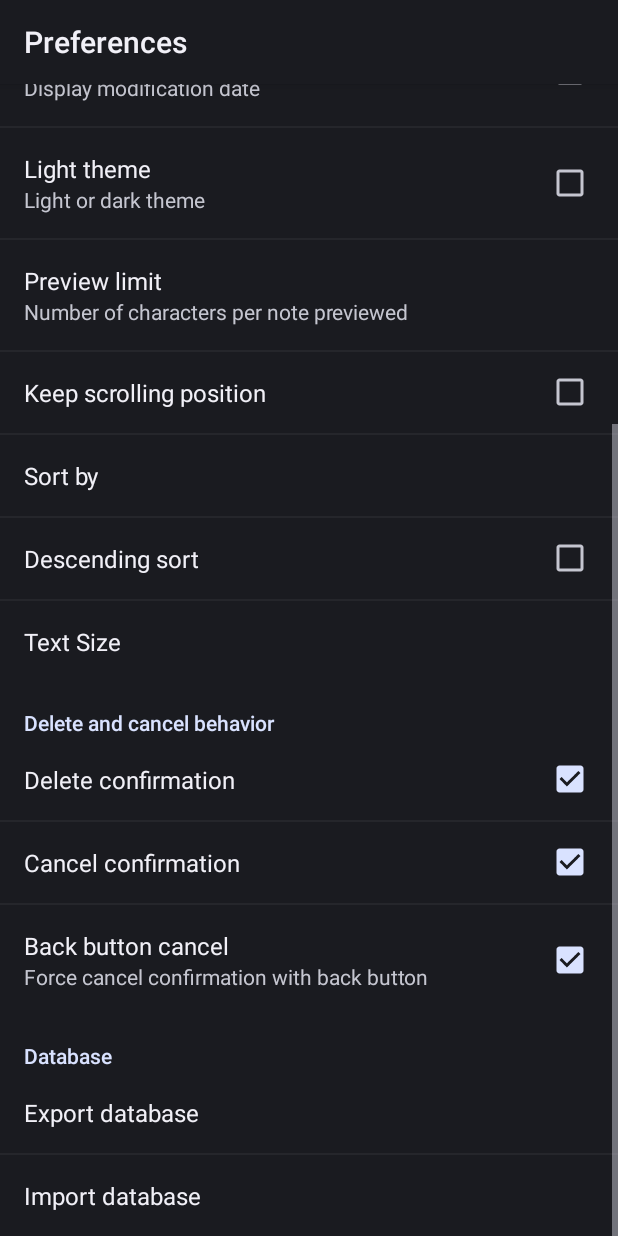
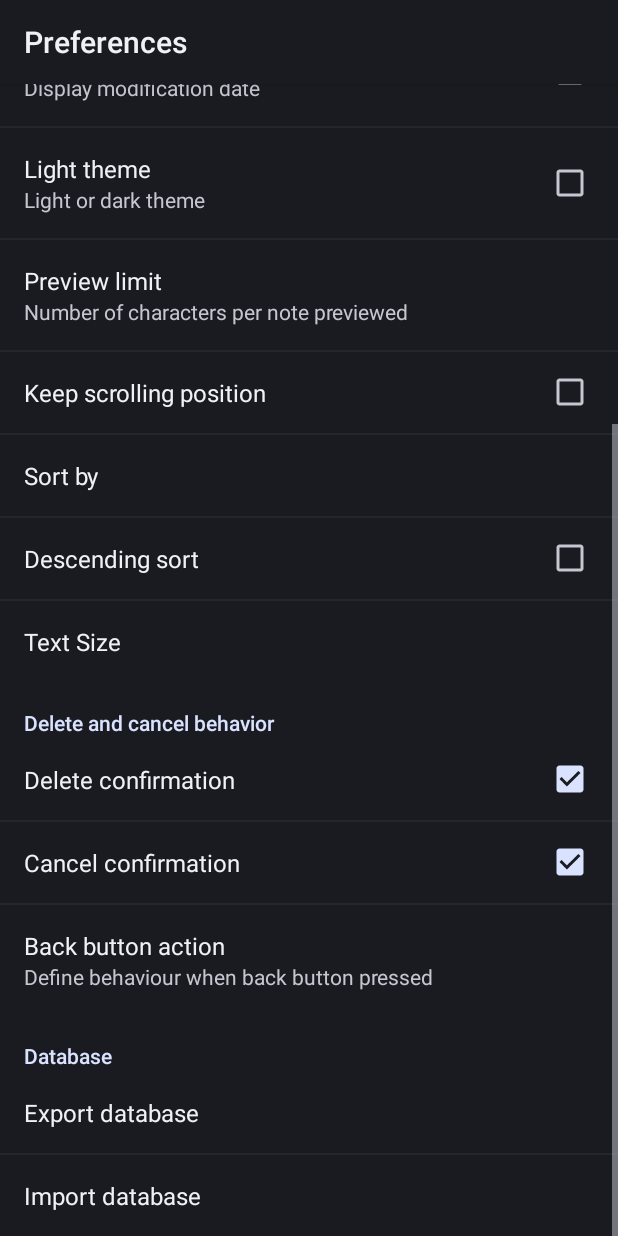
Before and after one commit to Varlorg/uNote, an Android app: the Preference screen opened directly, with no data from a screen before it, scrolled down 537 dp, on a phone screen of 412 x 824 dp. Run offline under Robolectric (Android 15) with nearby library versions, the light colour scheme and no system bars.

Commit message:
Add new action when back button pressed in edition mode
Implements #12

```diff
--- a/app/src/main/java/app/varlorg/unote/NoteEdition.java
+++ b/app/src/main/java/app/varlorg/unote/NoteEdition.java
@@ -195,7 +195,15 @@ public class NoteEdition extends Activity
     @Override
     public void onBackPressed()
     {
-        if ((note.getTag() != null || titre.getTag() != null) && (pref.getBoolean("pref_cancel_back", false) || pref.getBoolean("pref_cancel", false)))
+        //Autosave
+        if ((note.getTag() != null || titre.getTag() != null) && (pref.getString("pref_back_action","0").equals("3")  ))
+        {
+            save(getWindow().getDecorView().getRootView());
+        }
+        // Always cancel confirmation or as return button with confirmation enable
+        if ((note.getTag() != null || titre.getTag() != null) &&
+                (pref.getString("pref_back_action","0").equals("2") ||
+                    (pref.getString("pref_back_action","0").equals("1") && pref.getBoolean("pref_cancel", false))))
         {
             dialogConfirmationExit();
         }
--- a/app/src/main/res/values/array.xml
+++ b/app/src/main/res/values/array.xml
@@ -31,4 +31,16 @@
         <item>3</item>
         <item>4</item>
     </string-array>
+    <string-array name="backButtonAction">
+        <item>As return button</item>
+        <item>Always cancel confirmation</item>
+        <item>Autosave</item>
+        <item>Never cancel confirmation</item>
+    </string-array>
+    <string-array name="backButtonActionValue">
+        <item>1</item>
+        <item>2</item>
+        <item>3</item>
+        <item>4</item>
+    </string-array>
 </resources>
--- a/app/src/main/res/values/strings.xml
+++ b/app/src/main/res/values/strings.xml
@@ -35,8 +35,8 @@
 	<string name="pref_theme_sum">Light or dark theme</string>
 	<string name="pref_delete_confirmation">Delete confirmation</string>
 	<string name="pref_cancel_confirmation">Cancel confirmation</string>
-	<string name="pref_cancel_confirmation_backButton">Back button cancel</string>
-	<string name="pref_cancel_confirmation_backButton_summary">Force cancel confirmation with back button</string>
+	<string name="pref_backButton_action">Back button action</string>
+	<string name="pref_backButton_action_summary">Define behaviour when back button pressed</string>
 	<string name="pref_sort">Descending sort</string>
 	<string name="pref_sort_by">Sort by</string>
 	<string name="pref_text_size">Text Size</string>
--- a/app/src/main/res/xml/preference.xml
+++ b/app/src/main/res/xml/preference.xml
@@ -61,9 +61,11 @@ android:title="@string/preferences">
 	<CheckBoxPreference android:title="@string/pref_cancel_confirmation" android:key="pref_cancel"
 		android:defaultValue="True"
 		/>
-	<CheckBoxPreference android:title="@string/pref_cancel_confirmation_backButton" android:key="pref_cancel_back"
-		android:defaultValue="True"
-		android:summary="@string/pref_cancel_confirmation_backButton_summary"
+	<ListPreference android:title="@string/pref_backButton_action" android:key="pref_back_action"
+		android:summary="@string/pref_backButton_action_summary"
+		android:defaultValue="2"
+		android:entries="@array/backButtonAction"
+		android:entryValues="@array/backButtonActionValue"
 		/>
 	</PreferenceCategory>
     <PreferenceCategory
```
